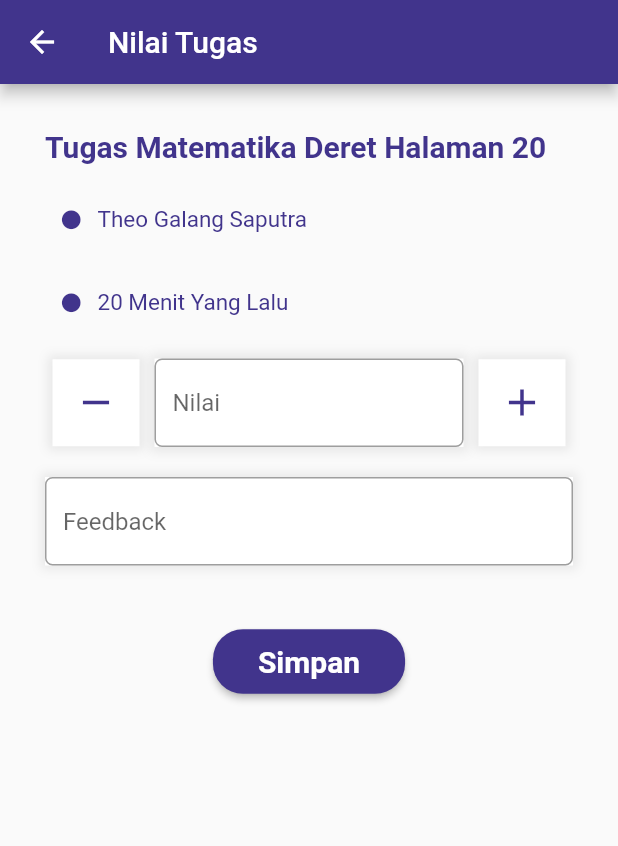
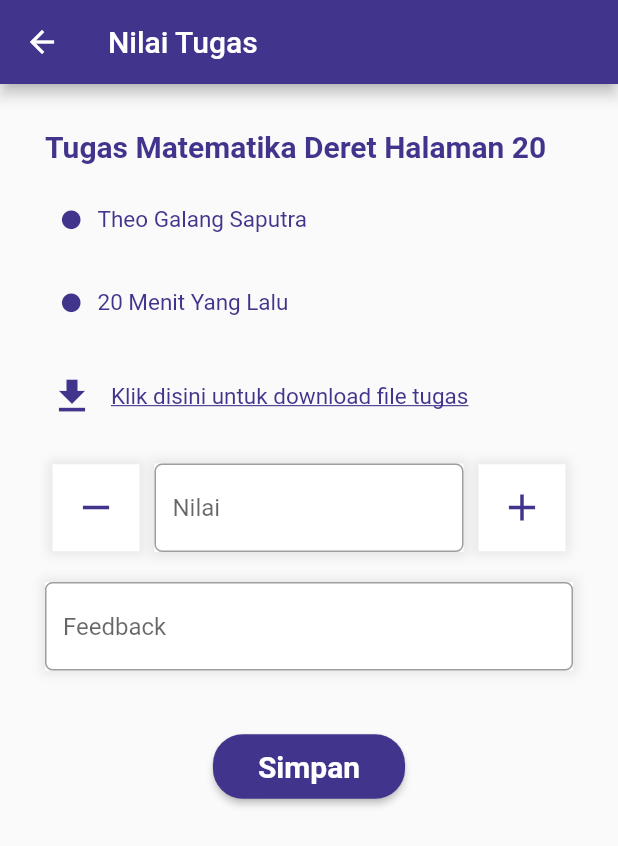
Before and after one commit to TheoGalang/Ceria, a Flutter app: the DetailTugasTeacher screen opened directly, after a tap on "105217040", on a phone screen of 412 x 824 dp. Shown: the top 846 px of the screen. Run offline on Flutter 3.47's test engine with Material 2 defaults, Android fonts, the phone set to English and light mode, and no system bars; our stand-ins replace image_picker; missing offline and left inert: sweetalert.

Commit message:
halaman detail tugas dihapus lampirannya, halaman isi nilai ditambahkan download tugas

```diff
--- a/lib/main.dart
+++ b/lib/main.dart
@@ -1,3 +1,4 @@
+import 'package:ceria/screen_guru/tugas/detailtugas_teacher.dart';
 import 'package:ceria/screen_parent/tugas/detailtugas_parent.dart';
 import 'package:flutter/material.dart';
 
@@ -9,7 +10,7 @@ class MyApp extends StatelessWidget {
   @override
   Widget build(BuildContext context) {
     return MaterialApp(
-      home: DetailTugasParent(),
+      home: DetailTugasTeacher(),
       debugShowCheckedModeBanner: false,
     );
   }
--- a/lib/screen_guru/tugas/detailtugas_teacher.dart
+++ b/lib/screen_guru/tugas/detailtugas_teacher.dart
@@ -94,7 +94,7 @@ class DetailTugasTeacher extends StatelessWidget {
                   Container(
                     margin: EdgeInsets.fromLTRB(10, 30, 20, 20),
                     child: Row(
-                      mainAxisAlignment: MainAxisAlignment.spaceAround,
+                      mainAxisAlignment: MainAxisAlignment.center,
                       children: <Widget>[
                         TextButton(
                           onPressed: () {
@@ -113,23 +113,6 @@ class DetailTugasTeacher extends StatelessWidget {
                                 fontWeight: FontWeight.bold),
                           ),
                         ),
-                        TextButton(
-                          onPressed: () {
-                            {
-                              Navigator.pushReplacement(context,
-                                  MaterialPageRoute(builder: (context) {
-                                return LampiranTeacher();
-                              }));
-                            }
-                          },
-                          child: Text(
-                            "Lampiran",
-                            style: TextStyle(
-                                fontSize: 18,
-                                color: Color(0xff41348C),
-                                fontWeight: FontWeight.normal),
-                          ),
-                        )
                       ],
                     ),
                   ),
--- a/lib/screen_guru/tugas/isinilai_teacher.dart
+++ b/lib/screen_guru/tugas/isinilai_teacher.dart
@@ -91,6 +91,33 @@ class _IsiNilaiTeacherState extends State<IsiNilaiTeacher> {
                               fontSize: 15,
                               color: Color(0xff41348C),
                               fontWeight: FontWeight.normal),
+                        ),
+                      ],
+                    ),
+                  ),
+                  Container(
+                    margin: EdgeInsets.all(10),
+                    alignment: Alignment.centerLeft,
+                    child: Row(
+                      children: <Widget>[
+                        Container(
+                          margin: EdgeInsets.fromLTRB(3, 10, 3, 10),
+                          child: Icon(
+                            Icons.download_sharp,
+                            color: Color(0xff41348C),
+                            size: 30,
+                          ),
+                        ),
+                        TextButton(
+                          onPressed: () {},
+                          child: Text(
+                            "Klik disini untuk download file tugas",
+                            style: TextStyle(
+                                fontSize: 15,
+                                color: Color(0xff41348C),
+                                decoration: TextDecoration.underline,
+                                fontWeight: FontWeight.normal),
+                          ),
                         ),
                       ],
                     ),
```
